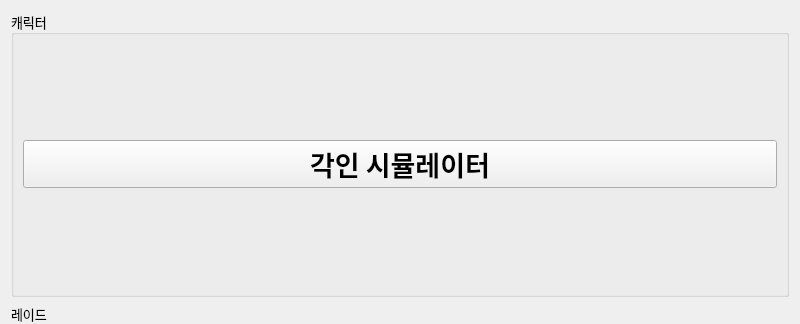
First picture: the form in loatools.ui, repository Wseop/Qt_LoaTools, before the edit; both pictures show x 0 to 800 and y 0 to 324 of the 800 by 600 pixel window.
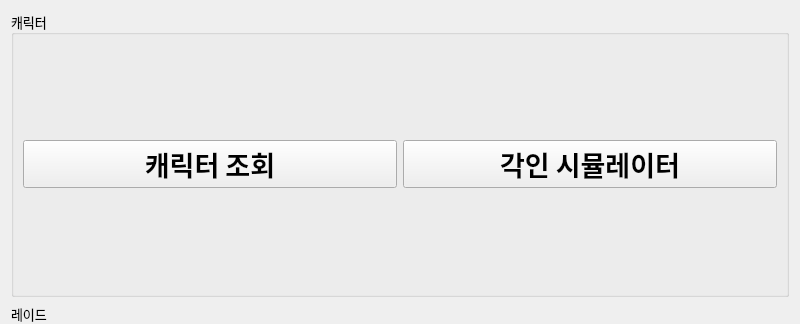
Second picture: the form after the edit.

Commit message:
Profile - Extract Profile data(json) from Lostark Page
- 로스트아크 전투정보실을 통해 캐릭터 정보를 추출해오는 기능 @ slotProfileRequest()
  - QUrl, QNetworkAccessManager, QNetworkRequest, QNetworkReply

- Request의 응답으로 받아온 데이터에서 캐릭터 정보가 들어있는 json영역(profile)만 추출 @ slotExtractProfile()
  - QJsonObject, QJsonDocument

- TODO.
  - json parsing
  - HTML Tag가 포함된 데이터에서 HTML Tag만 제거하는 함수

Diff of the .ui file:
```diff
--- a/loatools.ui
+++ b/loatools.ui
@@ -70,7 +70,7 @@
       <string>캐릭터</string>
      </property>
      <layout class="QGridLayout" name="gridLayout_2">
-      <item row="0" column="0">
+      <item row="0" column="1">
        <widget class="QPushButton" name="pbEngrave">
         <property name="font">
          <font>
@@ -84,6 +84,20 @@
         </property>
        </widget>
       </item>
+      <item row="0" column="0">
+       <widget class="QPushButton" name="pbProfile">
+        <property name="font">
+         <font>
+          <family>나눔스퀘어 네오 ExtraBold</family>
+          <pointsize>20</pointsize>
+          <bold>true</bold>
+         </font>
+        </property>
+        <property name="text">
+         <string>캐릭터 조회</string>
+        </property>
+       </widget>
+      </item>
      </layout>
     </widget>
    </item>
```
The commit also changes 6 other files.
